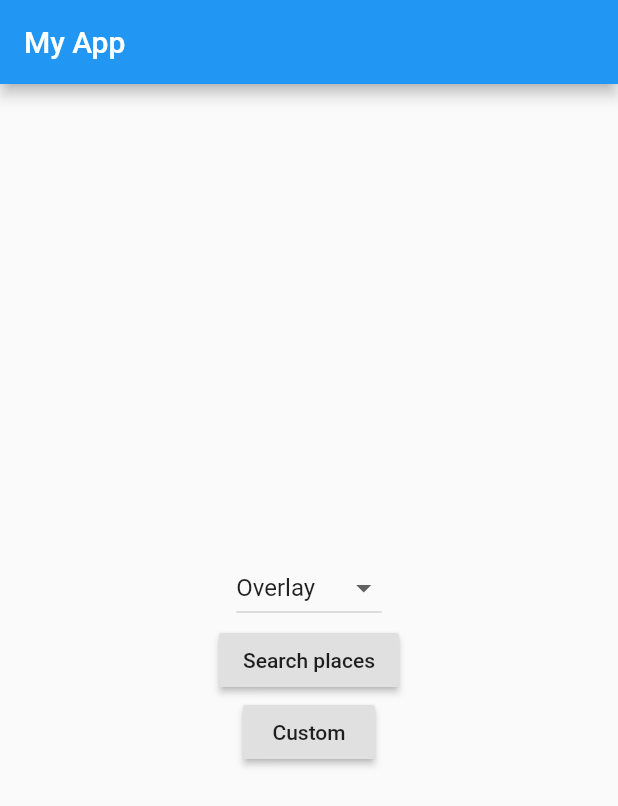
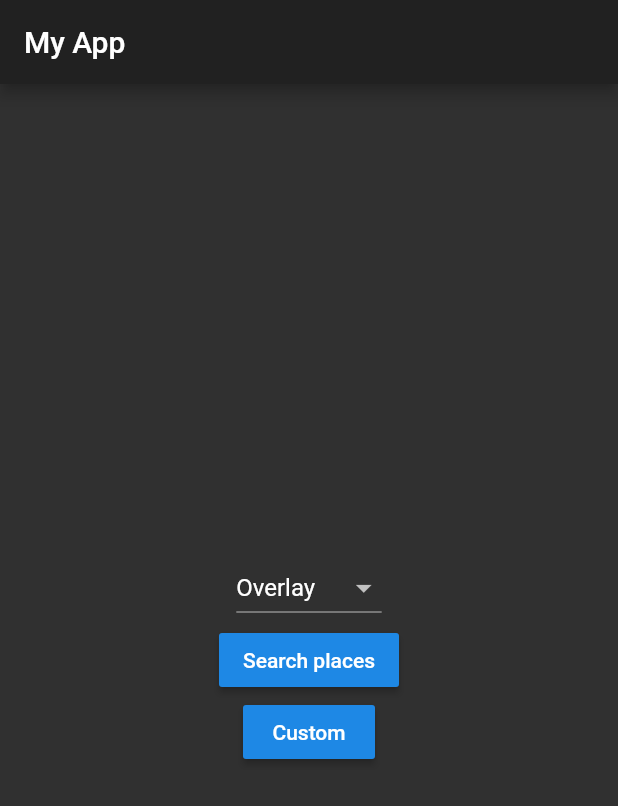
Before and after one commit to fluttercommunity/flutter_google_places, a Flutter app: the screen it shows after launch, on a phone screen of 412 x 824 dp. Shown: the top 806 px of the screen. Run offline on Flutter 3.47's test engine with Material 2 defaults, Android fonts, the phone set to English and light mode, and no system bars; our stand-ins replace rxdart; missing offline and left inert: google_maps_webservice.

```diff
--- a/example/lib/main.dart
+++ b/example/lib/main.dart
@@ -10,18 +10,32 @@ const kGoogleApiKey = "API_KEY";
 GoogleMapsPlaces _places = GoogleMapsPlaces(kGoogleApiKey);
 
 main() {
-  runApp(MaterialApp(
+  runApp(RoutesWidget());
+}
+
+class RoutesWidget extends StatelessWidget {
+  @override
+  Widget build(BuildContext context) => MaterialApp(
         title: "My App",
         theme: ThemeData(
+          primarySwatch: Colors.blue,
+          brightness: Brightness.dark,
           accentColor: Colors.redAccent,
           inputDecorationTheme: InputDecorationTheme(
             border: OutlineInputBorder(
-              borderRadius: BorderRadius.all(Radius.circular(4.00))),
-          contentPadding:
-              EdgeInsets.symmetric(vertical: 12.50, horizontal: 10.00)),
+              borderRadius: BorderRadius.all(Radius.circular(4.00)),
             ),
-    routes: {"/": (_) => MyApp(), "/search": (_) => CustomSearchScaffold()},
-  ));
+            contentPadding: EdgeInsets.symmetric(
+              vertical: 12.50,
+              horizontal: 10.00,
+            ),
+          ),
+        ),
+        routes: {
+          "/": (_) => MyApp(),
+          "/search": (_) => CustomSearchScaffold(),
+        },
+      );
 }
 
 class MyApp extends StatefulWidget {
--- a/pubspec.yaml
+++ b/pubspec.yaml
@@ -1,6 +1,6 @@
 name: flutter_google_places
 description: Google places autocomplete widgets for flutter. No wrapper, use https://pub.dartlang.org/packages/google_maps_webservice
-version: 0.0.1
+version: 0.1.2
 author: Hadrien Lejard <hadrien.lejard@gmail.com>
 homepage: https://github.com/lejard-h/flutter_google_places
 
```
Also changed, not shown: lib/src/flutter_google_places.dart (+46 -15 lines), 2 other files. Lines whose indentation alone changed are shown as unchanged.
